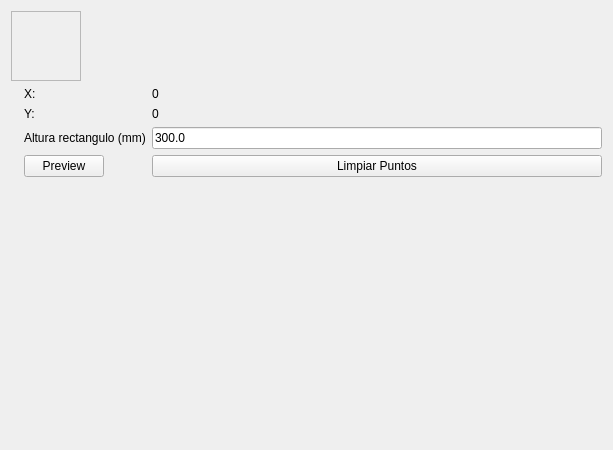
The window that src/GUIFramework/IPSModule/IPSs/GUIWaveHeightIPS/ImgProcConfigWindows/GUIPerspectiveRectifier/guiperspectiverectifier.ui (aguperezpala/hvdrt) describes before a commit, drawn with Qt 5.
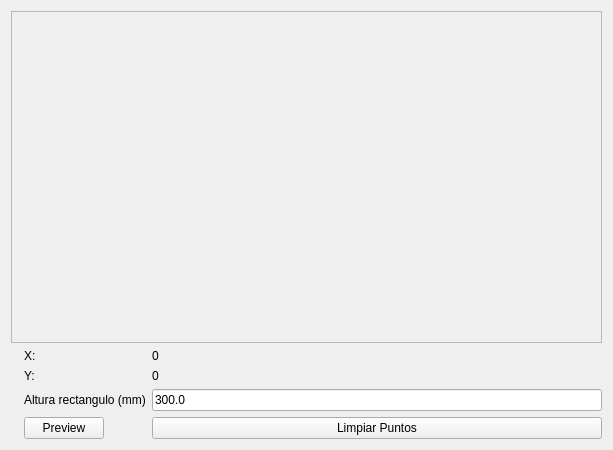
The same window after the commit.

The edit to the form file:
```diff
--- a/src/GUIFramework/IPSModule/IPSs/GUIWaveHeightIPS/ImgProcConfigWindows/GUIPerspectiveRectifier/guiperspectiverectifier.ui
+++ b/src/GUIFramework/IPSModule/IPSs/GUIWaveHeightIPS/ImgProcConfigWindows/GUIPerspectiveRectifier/guiperspectiverectifier.ui
@@ -19,7 +19,7 @@
      <item>
       <widget class="QScrollArea" name="scrollArea">
        <property name="sizePolicy">
-        <sizepolicy hsizetype="Maximum" vsizetype="Maximum">
+        <sizepolicy hsizetype="Expanding" vsizetype="Expanding">
          <horstretch>0</horstretch>
          <verstretch>0</verstretch>
         </sizepolicy>
@@ -32,10 +32,16 @@
          <rect>
           <x>0</x>
           <y>0</y>
-          <width>81</width>
-          <height>81</height>
+          <width>591</width>
+          <height>323</height>
          </rect>
         </property>
+        <property name="sizePolicy">
+         <sizepolicy hsizetype="Expanding" vsizetype="Expanding">
+          <horstretch>0</horstretch>
+          <verstretch>0</verstretch>
+         </sizepolicy>
+        </property>
        </widget>
       </widget>
      </item>
@@ -65,7 +71,7 @@
          <item row="2" column="1">
           <widget class="QLineEdit" name="rectHeightLineEdit">
            <property name="sizePolicy">
-            <sizepolicy hsizetype="Expanding" vsizetype="Fixed">
+            <sizepolicy hsizetype="Expanding" vsizetype="Minimum">
              <horstretch>0</horstretch>
              <verstretch>0</verstretch>
             </sizepolicy>
@@ -77,6 +83,12 @@
          </item>
          <item row="2" column="0">
           <widget class="QLabel" name="label">
+           <property name="sizePolicy">
+            <sizepolicy hsizetype="Preferred" vsizetype="Minimum">
+             <horstretch>0</horstretch>
+             <verstretch>0</verstretch>
+            </sizepolicy>
+           </property>
            <property name="text">
             <string>Altura rectangulo (mm)</string>
            </property>
@@ -84,6 +96,12 @@
          </item>
          <item row="3" column="0">
           <widget class="QPushButton" name="previewButton">
+           <property name="sizePolicy">
+            <sizepolicy hsizetype="Minimum" vsizetype="Minimum">
+             <horstretch>0</horstretch>
+             <verstretch>0</verstretch>
+            </sizepolicy>
+           </property>
            <property name="text">
             <string>Preview</string>
            </property>
@@ -91,6 +109,12 @@
          </item>
          <item row="3" column="1">
           <widget class="QPushButton" name="clearPointsButton">
+           <property name="sizePolicy">
+            <sizepolicy hsizetype="Minimum" vsizetype="Minimum">
+             <horstretch>0</horstretch>
+             <verstretch>0</verstretch>
+            </sizepolicy>
+           </property>
            <property name="text">
             <string>Limpiar Puntos</string>
            </property>
@@ -98,6 +122,12 @@
          </item>
          <item row="0" column="0">
           <widget class="QLabel" name="label_2">
+           <property name="sizePolicy">
+            <sizepolicy hsizetype="Preferred" vsizetype="Minimum">
+             <horstretch>0</horstretch>
+             <verstretch>0</verstretch>
+            </sizepolicy>
+           </property>
            <property name="text">
             <string>X:</string>
            </property>
@@ -108,6 +138,12 @@
          </item>
          <item row="0" column="1">
           <widget class="QLabel" name="xPosLabel">
+           <property name="sizePolicy">
+            <sizepolicy hsizetype="Preferred" vsizetype="Minimum">
+             <horstretch>0</horstretch>
+             <verstretch>0</verstretch>
+            </sizepolicy>
+           </property>
            <property name="text">
             <string>0</string>
            </property>
@@ -115,6 +151,12 @@
          </item>
          <item row="1" column="0">
           <widget class="QLabel" name="label_3">
+           <property name="sizePolicy">
+            <sizepolicy hsizetype="Preferred" vsizetype="Minimum">
+             <horstretch>0</horstretch>
+             <verstretch>0</verstretch>
+            </sizepolicy>
+           </property>
            <property name="text">
             <string>Y:</string>
            </property>
@@ -122,6 +164,12 @@
          </item>
          <item row="1" column="1">
           <widget class="QLabel" name="yPosLabel">
+           <property name="sizePolicy">
+            <sizepolicy hsizetype="Preferred" vsizetype="Minimum">
+             <horstretch>0</horstretch>
+             <verstretch>0</verstretch>
+            </sizepolicy>
+           </property>
            <property name="text">
             <string>0</string>
            </property>
```
